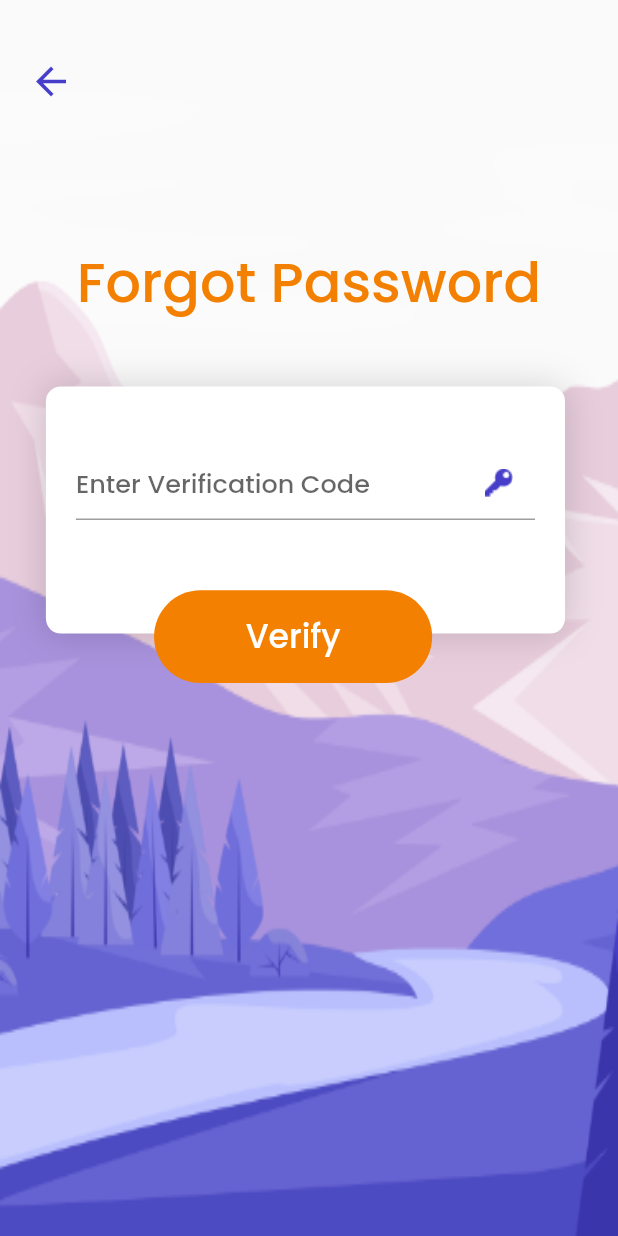
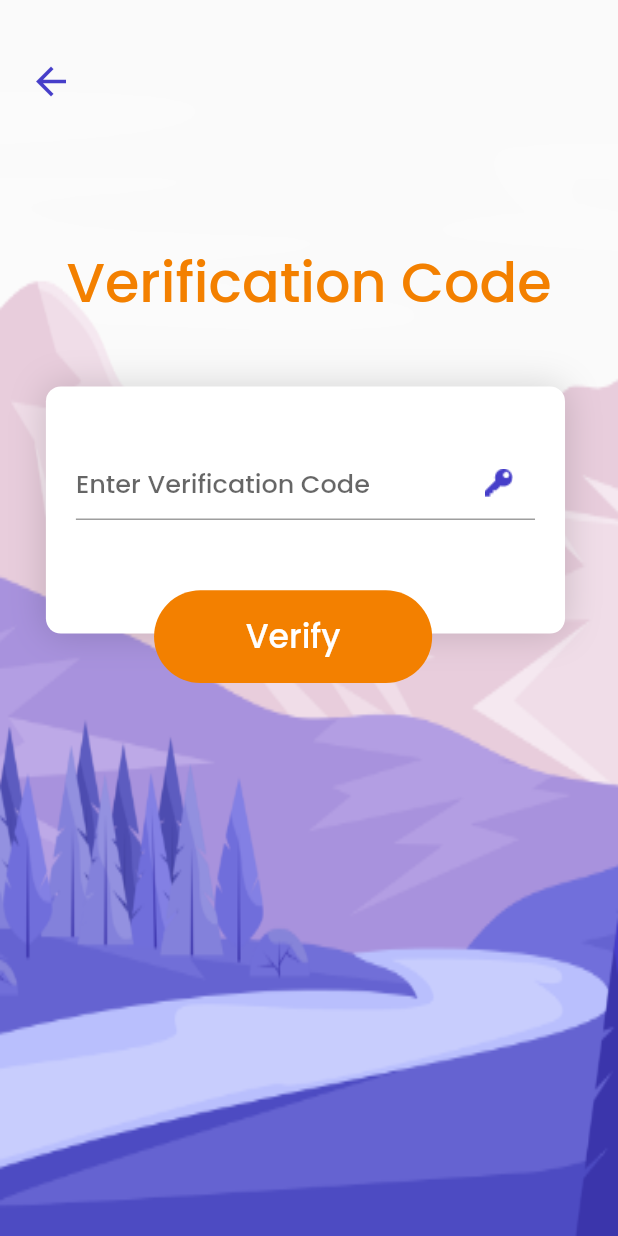
Before and after one commit to nexus-hash/Tour-Booking-App, a Flutter app: the Verification screen opened directly, on a phone screen of 412 x 824 dp. Run offline on Flutter 3.47's test engine with Material 2 defaults, Android fonts, the phone set to English and light mode, and no system bars.

```diff
--- a/lib/Login/VerificationCode.dart
+++ b/lib/Login/VerificationCode.dart
@@ -30,7 +30,7 @@ class _VerificationState extends State<Verification> {
                 SizedBox(height: MediaQuery.of(context).size.height*.1,),
                 Align(
                   alignment: Alignment.center,
-                  child: Text("Forgot Password",
+                  child: Text("Verification Code",
                     style: TextStyle(
                       color: Color(0xFFF38000),
                       fontSize: MediaQuery.of(context).size.width*.09,
```
